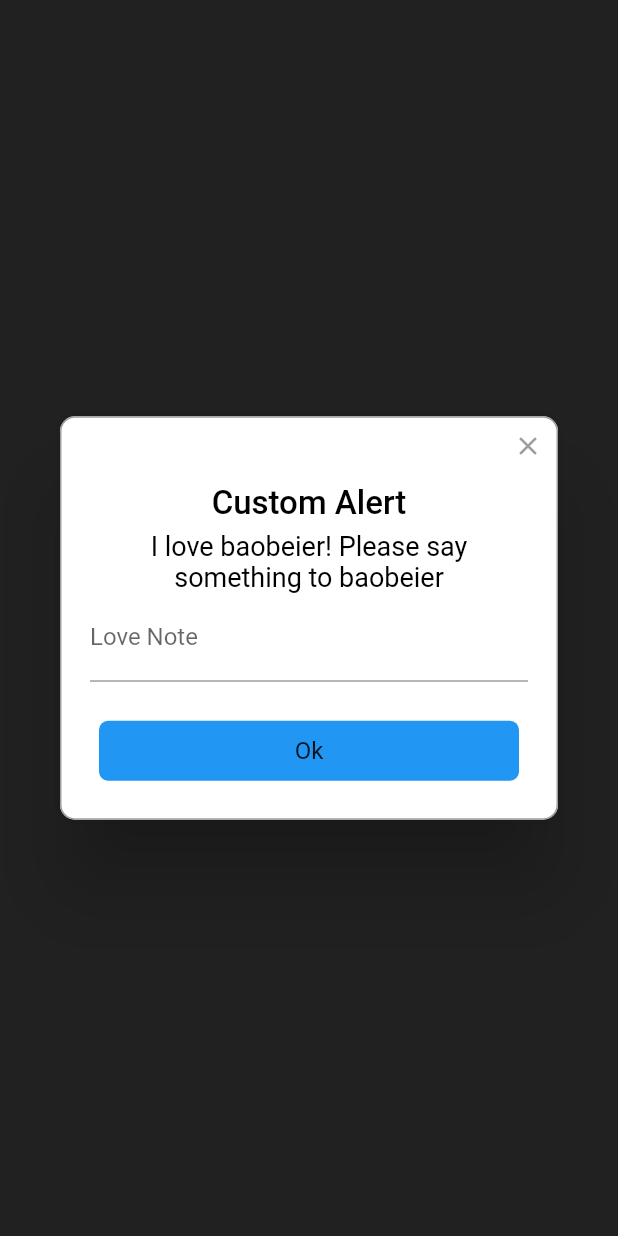
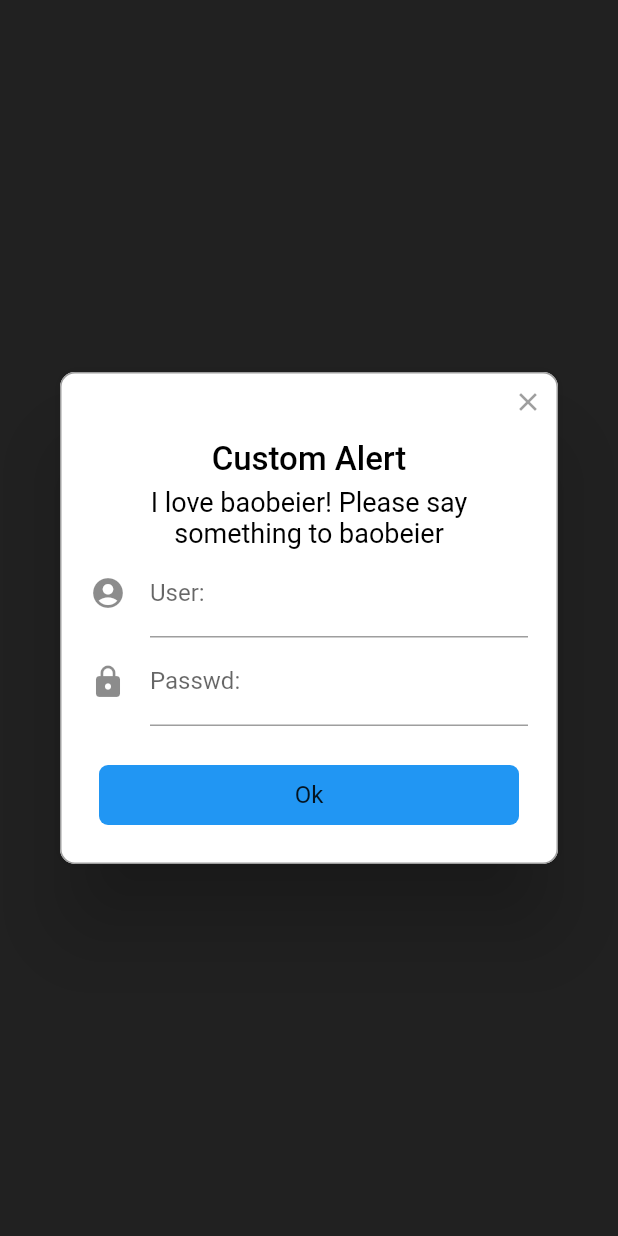
Before and after one commit to Alicehappy/Flutter-Dialog-Management, a Flutter app: the screen it shows after launch, after a tap on "Show Custom Alert Dialog", on a phone screen of 412 x 824 dp. Run offline on Flutter 3.47's test engine with Material 2 defaults, Android fonts, the phone set to English and light mode, and no system bars; drawn by our look-alikes of rflutter_alert; our stand-ins replace get_it.

Commit message:
Added custom dialog functionality and can get the data value back. Next need to show the data in a snackbar.

```diff
--- a/lib/datamodels/alert/alert_request.dart
+++ b/lib/datamodels/alert/alert_request.dart
@@ -5,13 +5,15 @@ class AlertRequest {
   final String description;
   final String buttonTitle;
   String buttonTitle1;
-  Widget content;
+  String text;
+  String text1;
 
   AlertRequest({
     @required this.title,
     @required this.description,
     @required this.buttonTitle,
     this.buttonTitle1,
-    this.content,
+    this.text,
+    this.text1,
   });
 }
--- a/lib/managers/dialog_manager.dart
+++ b/lib/managers/dialog_manager.dart
@@ -13,6 +13,9 @@ class DialogManager extends StatefulWidget {
 }
 
 class _DialogManagerState extends State<DialogManager> {
+  TextEditingController textController = TextEditingController();
+  TextEditingController textController1 = TextEditingController();
+
   DialogService _dialogService = locator<DialogService>();
 
   @override
@@ -31,7 +34,27 @@ class _DialogManagerState extends State<DialogManager> {
             context: context,
             title: request.title,
             desc: request.description,
-            content: request.content,
+            content: (request.text != null && request.text.length > 0)
+                ? Column(
+                    children: <Widget>[
+                      TextField(
+                        decoration: InputDecoration(
+                          icon: Icon(Icons.account_circle),
+                          labelText: request.text,
+                        ),
+                        controller: textController,
+                      ),
+                      TextField(
+                          obscureText: true,
+                          decoration: InputDecoration(
+                            icon: Icon(Icons.lock),
+                            labelText: request.text1,
+                          ),
+                          controller: textController1,
+                        )
+                    ],
+                  )
+                : null,
             closeFunction: () =>
                 _dialogService.dialogComplete(AlertResponse(confirmed: false)),
             buttons:
@@ -59,7 +82,9 @@ class _DialogManagerState extends State<DialogManager> {
                           child: Text(request.buttonTitle),
                           onPressed: () {
                             _dialogService
-                                .dialogComplete(AlertResponse(confirmed: true));
+                                .dialogComplete(AlertResponse(confirmed: true,
+                                fieldOne: textController.text.toString(),
+                                fieldTwo: textController.text.toString() ));
                             Navigator.of(context).pop();
                           },
                         )
--- a/lib/services/dialog_service.dart
+++ b/lib/services/dialog_service.dart
@@ -1,6 +1,6 @@
 import 'dart:async';
 
-import 'package:flutter/material.dart';
+//import 'package:flutter/material.dart';
 import 'package:myapp/datamodels/alert/alert_request.dart';
 import 'package:myapp/datamodels/alert/alert_response.dart';
 
@@ -20,7 +20,8 @@ class DialogService {
     String description,
     String buttonTitle,
     String buttonTitle1,
-    Widget content,
+    String text,
+    String text1,
 
   }) {
     _dialogCompleter = Completer<AlertResponse>();
@@ -29,7 +30,8 @@ class DialogService {
       description: description,
       buttonTitle: buttonTitle,
       buttonTitle1: buttonTitle1,
-      content: content,
+      text: text,
+      text1: text1,
     ));
     return _dialogCompleter.future;
   }
--- a/lib/viewmodels/home_view_model.dart
+++ b/lib/viewmodels/home_view_model.dart
@@ -42,14 +42,15 @@ class HomeViewModel extends ChangeNotifier {
     var dialogResult = await _dialogService.showDialog(
       title: 'Custom Alert',
       description: 'I love baobeier! Please say something to baobeier',
-      content: TextField(
-          decoration: InputDecoration(
-        labelText: 'Love Note',
-      )),
+      text:'User:',
+      text1: 'Passwd:',
       buttonTitle: 'Ok',
     );
     if (dialogResult.confirmed) {
       print('User has confirmed');
+      print('User fieldOne input');
+      print(dialogResult.fieldOne);
+      print(dialogResult.fieldTwo);
     } else {
       print('User cancelled  the dialog');
     }
```
